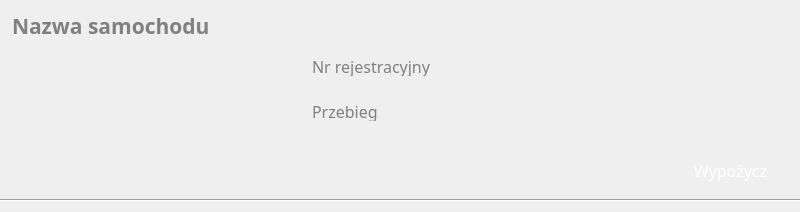
Old version of the form carblock.ui in the repository RStravinsky/CarRental.
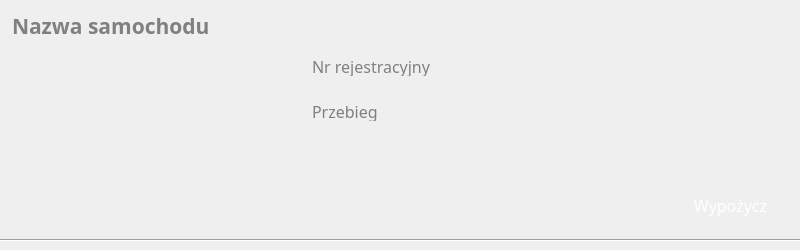
New version of the form. Icons and pictures are not drawn.

What changed in the file:
```diff
--- a/carblock.ui
+++ b/carblock.ui
@@ -7,11 +7,11 @@
     <x>0</x>
     <y>0</y>
     <width>800</width>
-    <height>212</height>
+    <height>250</height>
    </rect>
   </property>
   <property name="sizePolicy">
-   <sizepolicy hsizetype="Expanding" vsizetype="Expanding">
+   <sizepolicy hsizetype="Expanding" vsizetype="Fixed">
     <horstretch>0</horstretch>
     <verstretch>0</verstretch>
    </sizepolicy>
@@ -19,13 +19,13 @@
   <property name="minimumSize">
    <size>
     <width>600</width>
-    <height>200</height>
+    <height>250</height>
    </size>
   </property>
   <property name="maximumSize">
    <size>
     <width>16777215</width>
-    <height>16777215</height>
+    <height>250</height>
    </size>
   </property>
   <property name="windowTitle">
@@ -80,7 +80,7 @@
    <property name="geometry">
     <rect>
      <x>0</x>
-     <y>190</y>
+     <y>230</y>
      <width>801</width>
      <height>21</height>
     </rect>
@@ -96,7 +96,7 @@
    <property name="geometry">
     <rect>
      <x>670</x>
-     <y>150</y>
+     <y>185</y>
      <width>121</width>
      <height>41</height>
     </rect>
@@ -283,6 +283,47 @@
     <bool>true</bool>
    </property>
   </widget>
+  <widget class="QLabel" name="lblPerson">
+   <property name="geometry">
+    <rect>
+     <x>60</x>
+     <y>190</y>
+     <width>601</width>
+     <height>31</height>
+    </rect>
+   </property>
+   <property name="font">
+    <font>
+     <family>Calibri</family>
+     <pointsize>14</pointsize>
+    </font>
+   </property>
+   <property name="text">
+    <string/>
+   </property>
+  </widget>
+  <widget class="QLabel" name="lblPersonImage">
+   <property name="geometry">
+    <rect>
+     <x>10</x>
+     <y>190</y>
+     <width>31</width>
+     <height>31</height>
+    </rect>
+   </property>
+   <property name="toolTip">
+    <string>Wypożyczony przez ...</string>
+   </property>
+   <property name="text">
+    <string/>
+   </property>
+   <property name="pixmap">
+    <pixmap resource="resources.qrc">:/images/images/person.png</pixmap>
+   </property>
+   <property name="scaledContents">
+    <bool>true</bool>
+   </property>
+  </widget>
  </widget>
  <resources>
   <include location="resources.qrc"/>
```
